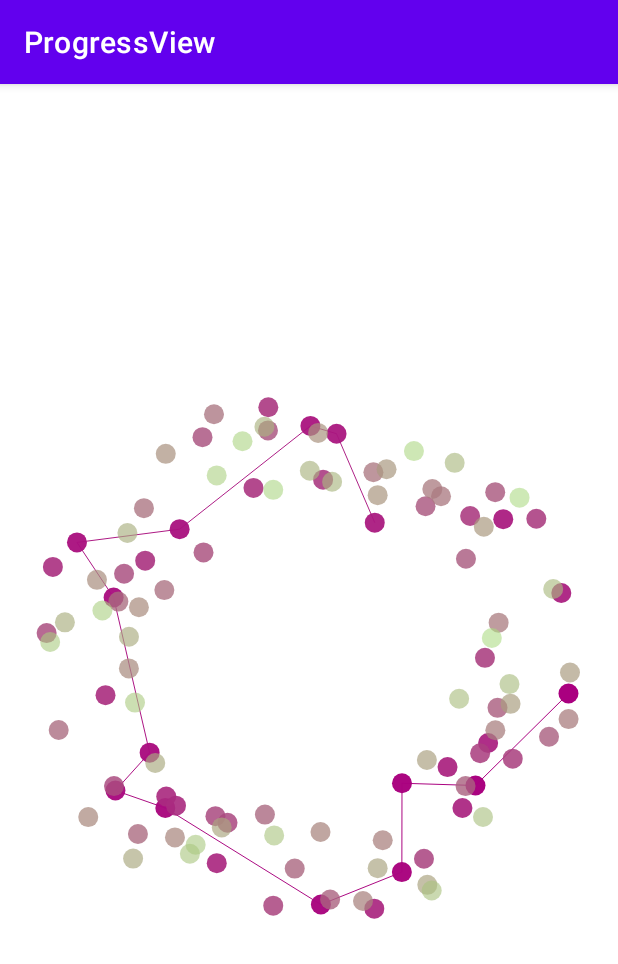
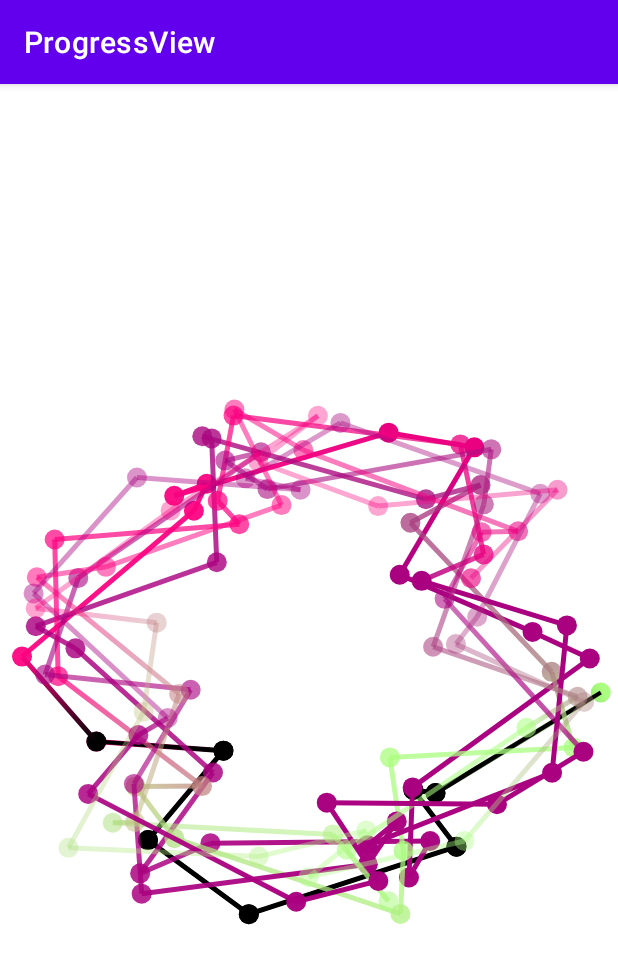
Before and after one commit to zorin-egor/ProgressViewSample, an Android app: the screen it shows after launch (MainActivity), on a phone screen of 412 x 824 dp. Shown: the top 964 px of the screen. Run offline under Robolectric (Android 15) with nearby library versions, the phone set to English and light mode, and no system bars.

Commit message:
Dev view

```diff
--- a/app/src/main/res/layout/activity_main.xml
+++ b/app/src/main/res/layout/activity_main.xml
@@ -10,10 +10,12 @@
         android:id="@+id/progressView"
         android:layout_width="wrap_content"
         android:layout_height="wrap_content"
-        app:fromProgress="1"
-        app:toProgress="1"
-        app:startProgress="1"
-        app:colorProgress="@color/black"
+        app:from_progress="0"
+        app:to_progress="100"
+        app:start_progress="0"
+        app:color_progress="@color/black"
+        app:type_progress="one"
+        app:color_random_background="true"
         app:layout_constraintBottom_toBottomOf="parent"
         app:layout_constraintLeft_toLeftOf="parent"
         app:layout_constraintRight_toRightOf="parent"
--- a/library/build.gradle
+++ b/library/build.gradle
@@ -1,6 +1,7 @@
 plugins {
     id 'com.android.library'
     id 'kotlin-android'
+    id 'kotlin-parcelize'
 }
 
 android {
--- a/library/src/main/java/com/sample/progressview/ProgressView.kt
+++ b/library/src/main/java/com/sample/progressview/ProgressView.kt
@@ -2,26 +2,21 @@ package com.sample.progressview
 
 import android.content.Context
 import android.graphics.Canvas
-import android.graphics.Color
 import android.os.Parcelable
 import android.util.AttributeSet
 import android.view.View
-import com.sample.progressview.models.Cycloid
+import androidx.core.content.ContextCompat
+import com.sample.progressview.models.Draw
+import com.sample.progressview.models.cycloid.Cycloid
 
 
 class ProgressView : View {
 
-    companion object {
-        private const val PROGRESS_FROM = 0
-        private const val PROGRESS_TO = 100
-        private const val PROGRESS_START = 0
-        private const val PROGRESS_COLOR = Color.BLACK
-    }
-
-    private val particles = Cycloid()
+    private val cycloid: Draw
 
     init {
         if (id == NO_ID) throw IllegalArgumentException("You must set the id to work correctly")
+        isSaveEnabled = true
     }
 
     constructor(context: Context) : this(context, null)
@@ -31,31 +26,63 @@ class ProgressView : View {
     constructor(context: Context, attrs: AttributeSet?, defStyleAttr: Int) : this(context, attrs, defStyleAttr, 0)
 
     constructor(context: Context, attrs: AttributeSet?, defStyleAttr: Int, defStyleRes: Int) : super(context, attrs, defStyleAttr, defStyleRes) {
+        var from = context.resources.getInteger(R.integer.progress_view_from)
+        var to = context.resources.getInteger(R.integer.progress_view_to)
+        var start = context.resources.getInteger(R.integer.progress_view_start)
+        var backgroundColor = ContextCompat.getColor(context, R.color.progress_view_background)
+        var progressColor = ContextCompat.getColor(context, R.color.progress_view_progress)
+        var isBackgroundColorRandom = context.resources.getBoolean(R.bool.progress_view_color_random_background)
+        var isCountDown = context.resources.getBoolean(R.bool.progress_view_count_down)
+        var type = Cycloid.Type.One
+
         attrs?.let { context.obtainStyledAttributes(attrs, R.styleable.ProgressView) }
-            ?.let {
-                particles.from = it.getInt(R.styleable.ProgressView_fromProgress, PROGRESS_FROM)
-                particles.to = it.getInt(R.styleable.ProgressView_toProgress, PROGRESS_TO)
-                particles.start = it.getInt(R.styleable.ProgressView_startProgress, PROGRESS_START)
-                particles.color = it.getInt(R.styleable.ProgressView_colorProgress, PROGRESS_COLOR)
+            ?.also {
+                from = it.getInt(R.styleable.ProgressView_from_progress, from)
+                to = it.getInt(R.styleable.ProgressView_to_progress, to)
+                start = it.getInt(R.styleable.ProgressView_start_progress, start)
+                backgroundColor = it.getInt(R.styleable.ProgressView_color_background, backgroundColor)
+                progressColor = it.getInt(R.styleable.ProgressView_color_progress, progressColor)
+                isBackgroundColorRandom = it.getBoolean(R.styleable.ProgressView_color_random_background, isBackgroundColorRandom)
+                isCountDown = it.getBoolean(R.styleable.ProgressView_count_down, isCountDown)
+                type = Cycloid.Type.values()
+                    .getOrNull(it.getInt(R.styleable.ProgressView_type_progress, Cycloid.Type.One.ordinal))
+                    ?: type
+                it.recycle()
             }
+
+        cycloid = Cycloid(
+            type = type,
+            from = from,
+            to = to,
+            start = start,
+            isBackgroundColorRandom = isBackgroundColorRandom,
+            isCountDown = isCountDown,
+            backgroundColor = backgroundColor,
+            progressColor = progressColor
+        )
     }
 
-    override fun onSaveInstanceState(): Parcelable? {
-        return super.onSaveInstanceState()
+    override fun onSaveInstanceState(): Parcelable {
+        return ProgressViewState(super.onSaveInstanceState(), cycloid.onSave())
     }
 
     override fun onRestoreInstanceState(state: Parcelable?) {
-        super.onRestoreInstanceState(state)
+        super.onRestoreInstanceState(when(state) {
+            is ProgressViewState -> {
+                cycloid.onRestore(state.state)
+                state.parcelable
+            }
+            else -> state
+        })
     }
 
     override fun onSizeChanged(w: Int, h: Int, oldw: Int, oldh: Int) {
         super.onSizeChanged(w, h, oldw, oldh)
-        particles.onSizeChanged(w, h)
+        cycloid.onSizeChanged(w, h)
     }
 
     override fun onDraw(canvas: Canvas?) {
-        canvas?.let(particles::onDraw)
-//        invalidate()
+        canvas?.let(cycloid::onDraw)
         postInvalidateDelayed(10)
     }
 }
--- /dev/null
+++ b/library/src/main/java/com/sample/progressview/ProgressViewState.kt
@@ -0,0 +1,11 @@
+package com.sample.progressview
+
+import android.os.Parcelable
+import android.view.View
+import kotlinx.parcelize.Parcelize
+
+@Parcelize
+internal class ProgressViewState(
+    val parcelable: Parcelable?,
+    val state: Parcelable?
+) : View.BaseSavedState(parcelable)
--- a/library/src/main/java/com/sample/progressview/models/Cycloid.kt
+++ /dev/null
@@ -1,177 +0,0 @@
-package com.sample.progressview.models
-
-import android.graphics.*
-import kotlin.math.PI
-import kotlin.math.abs
-import kotlin.math.cos
-import kotlin.math.sin
-
-class Cycloid : Draw {
-
-    companion object {
-        private const val LINE_TIMER = 100
-        private const val PARTICLES_DELTA = 0.4f
-        private const val RADIUS_MAX = 0.35f
-        private const val RADIUS_MIN = 0.25f
-        private const val RADIUS_DELTA = 0.001f
-    }
-
-    enum class Type(val x1: Float, val y1: Float, val x2: Float, val y2: Float) {
-        One(4.938000f, 2.456000f, 4.593000f, 4.913000f),
-        Two(1.286000f, 4.242000f, 1.286000f, 4.242000f), // +
-        Three(4.283176f, 3.518178f, 3.683177f, 3.668177f),
-        Four(2.150000f, 2.299000f, 2.150000f, 2.299000f),
-        Five(4.066366f, 3.216887f, 3.216887f, 4.066366f),
-        Six(3.104000f, 4.681000f, 3.104000f, 4.681000f), // +
-        Seven(3.019000f, 2.913000f, 3.019000f, 2.913000f), // +
-        Eight(3.216887f, 4.066366f, 3.216887f, 4.066366f), // +
-        Nine(1.870000f, 2.955000f, 0.935000f, 3.385000f), // +
-        Ten(4.216887f, 4.216887f, 5.066366f, 5.066366f),
-    }
-
-    var count: Int = 110
-    var type = Type.Ten
-    var from: Int = 0
-    var to: Int = 0
-    var start: Int = 0
-    var color: Int = 0
-
-    private val points = ArrayList<Particle>(count)
-    private var totalSpeed: Float = 0.0f
-    private var deltaSpeed: Float = 0.01f
-    private var totalRadius: Float = RADIUS_MAX
-    private var deltaRadius: Float = RADIUS_DELTA
-
-    private var lineTimeUpdate: Long = 0
-    private var lineShiftIndexUpdate: Int = 0
-    private var lineTotalIndexUpdate: Int = 0
-
-    private var width: Int = 0
-        get() = if (field > 0) field else throw IllegalStateException("Width must be more than zero")
-
-    private var height: Int = 0
-        get() = if (field > 0) field else throw IllegalStateException("Height must be more than zero")
-
-    private val isLineTimeUpdate: Boolean
-        get() = System.currentTimeMillis() - lineTimeUpdate > LINE_TIMER
-
-    private val sizeCoefficient: Float
-        get() = width.toFloat() / height.toFloat()
-
-    private val center: Point
-        get() = Point(width / 2, height / 2)
-
-    private val radius: PointF
-        get() = if (sizeCoefficient > 1.0) {
-            PointF(width.toFloat() * totalRadius / sizeCoefficient, height.toFloat() * totalRadius)
-        } else {
-            PointF(width.toFloat() * totalRadius, height.toFloat() * totalRadius * sizeCoefficient)
-        }
-
-    private val linePaint: Paint = Paint().also { paint ->
-        paint.color = Color.BLACK
-        paint.strokeWidth = 2.0f
-    }
-
-    private val testPaint: Paint = Paint().also { paint ->
-        paint.color = Color.RED
-        paint.strokeWidth = 20.0f
-    }
-
-    private fun setParticles() {
-        var delta = 0.0f
-        val colorStep = 255 / count
-        var colorValue = 0
-        val alphaStep = 1
-        var alphaValue = 255
-
-        repeat(count) { index ->
-            points.add(Particle(
-                delta = delta,
-                paint = Paint().apply {
-                    this.color = Color.argb(alphaValue, 170, colorValue, 128)
-                }
-            ).also(::setParticle))
-
-            delta += PARTICLES_DELTA
-            colorValue += colorStep
-            alphaValue = if (alphaValue > 255 / 2) alphaValue - alphaStep else alphaValue
-        }
-    }
-
-    private fun setSpeed() {
-        if (abs(totalSpeed - 2 * PI) < 0.001) totalSpeed = 0.0f
-        totalSpeed += deltaSpeed
-    }
-
-    private fun setRadius() {
-        deltaRadius *= if (totalRadius > RADIUS_MAX || totalRadius < RADIUS_MIN) -1.0f else 1.0f
-        totalRadius += deltaRadius
-    }
-
-    private fun setParticle(particle: Particle) {
-        particle.x = center.x + radius.x * (cos(particle.delta + totalSpeed) + cos(type.x1 * (particle.delta + totalSpeed)) / type.y1)
-        particle.y = center.y + radius.y * (sin(particle.delta + totalSpeed) + sin(type.x2 * (particle.delta + totalSpeed)) / type.y2)
-    }
-
-    override fun onSizeChanged(width: Int, height: Int) {
-        this.width = width
-        this.height = height
-        setParticles()
-    }
-
-    override fun onDraw(canvas: Canvas) {
-
-        var count = lineTotalIndexUpdate
-
-        setSpeed()
-        setRadius()
-
-        repeat(points.size / 2) { index ->
-            val firstIndex = index * 2
-            val secondIndex = index * 2 + 1
-            val first = points[firstIndex]
-            val second = points[secondIndex]
-
-            setParticle(first)
-            setParticle(second)
-
-            first.onDraw(canvas)
-            second.onDraw(canvas)
-
-            if (count-- > 0) {
-                canvas.drawLine(first.x, first.y, second.x, second.y, first.paint)
-
-                if (index > 0) {
-                    val previous = points[index * 2 - 1]
-                    canvas.drawLine(previous.x, previous.y, first.x, first.y, previous.paint)
-                }
-            }
-        }
-
-        if (points.size % 2 != 0) {
-            val last = points.last()
-            setParticle(last)
-            last.onDraw(canvas)
-
-            if (points.lastIndex > 0) {
-                val previous = points[points.lastIndex - 1]
-                canvas.drawLine(last.x, last.y, previous.x, previous.y, previous.paint)
-            }
-        }
-
-        if (points.size > 2 && lineTotalIndexUpdate >= points.lastIndex) {
-            val first = points.first()
-            val last = points.last()
-            canvas.drawLine(first.x, first.y, last.x, last.y, testPaint)
-        }
-
-        if (isLineTimeUpdate && lineTotalIndexUpdate < points.lastIndex) {
-            lineTimeUpdate = System.currentTimeMillis()
-            ++lineTotalIndexUpdate
-        }
-
-        lineShiftIndexUpdate = if (lineShiftIndexUpdate >= points.lastIndex) 0 else lineShiftIndexUpdate + 1
-    }
-
-}
--- a/library/src/main/java/com/sample/progressview/models/Draw.kt
+++ b/library/src/main/java/com/sample/progressview/models/Draw.kt
@@ -1,10 +1,15 @@
 package com.sample.progressview.models
 
 import android.graphics.Canvas
+import android.os.Parcelable
 
-interface Draw {
+internal interface Draw {
 
     fun onSizeChanged(width: Int, height: Int) {}
+
+    fun onSave(): Parcelable? = null
+
+    fun onRestore(state: Parcelable?) {}
 
     fun onDraw(canvas: Canvas)
 
--- /dev/null
+++ b/library/src/main/java/com/sample/progressview/models/cycloid/Cycloid.kt
@@ -0,0 +1,214 @@
+package com.sample.progressview.models.cycloid
+
+import android.graphics.*
+import android.os.Parcelable
+import androidx.annotation.ColorInt
+import com.sample.progressview.models.Draw
+import com.sample.progressview.models.particle.Particle
+import kotlin.math.PI
+import kotlin.math.abs
+import kotlin.math.cos
+import kotlin.math.sin
+
+internal class Cycloid(
+    private val type: Cycloid.Type,
+    private val from: Int,
+    private val to: Int,
+    private val start: Int,
+    private val isBackgroundColorRandom: Boolean,
+    private val isCountDown: Boolean,
+    private @ColorInt var backgroundColor: Int = Color.TRANSPARENT,
+    private @ColorInt var progressColor: Int = Color.TRANSPARENT
+) : Draw {
+
+    companion object {
+        private const val COUNT = 110
+        private const val LINE_TIMER = 100
+        private const val PARTICLES_DELTA = 0.4f
+        private const val RADIUS_MAX = 0.35f
+        private const val RADIUS_MIN = 0.25f
+        private const val RADIUS_DELTA = 0.001f
+        private const val ALPHA_START = 255
+        private const val COLOR_STEP = 1
+        private const val DELTA_SPEED = 0.01f
+    }
+
+    enum class Type(val x1: Float, val y1: Float, val x2: Float, val y2: Float) {
+        One(4.938000f, 2.456000f, 4.593000f, 4.913000f),
+        Two(1.286000f, 4.242000f, 1.286000f, 4.242000f), // +
+        Three(4.283176f, 3.518178f, 3.683177f, 3.668177f),
+        Four(2.150000f, 2.299000f, 2.150000f, 2.299000f),
+        Five(4.066366f, 3.216887f, 3.216887f, 4.066366f),
+        Six(3.104000f, 4.681000f, 3.104000f, 4.681000f), // +
+        Seven(3.019000f, 2.913000f, 3.019000f, 2.913000f), // +
+        Eight(3.216887f, 4.066366f, 3.216887f, 4.066366f), // +
+        Nine(1.870000f, 2.955000f, 0.935000f, 3.385000f), // +
+        Ten(4.216887f, 4.216887f, 5.066366f, 5.066366f),
+    }
+
+    private val points = ArrayList<Particle>(COUNT)
+    private var totalSpeed: Float = 0.0f
+    private var deltaSpeed: Float = DELTA_SPEED
+    private var totalRadius: Float = RADIUS_MAX
+    private var deltaRadius: Float = RADIUS_DELTA
+    private var timeProgress: Long = 0
+    private var indexProgress: Int = 0
+
+    private var width: Int = 0
+        get() = if (field > 0) field else throw IllegalStateException("Width must be more than zero")
+
+    private var height: Int = 0
+        get() = if (field > 0) field else throw IllegalStateException("Height must be more than zero")
+
+    private val isTimeProgress: Boolean
+        get() = System.currentTimeMillis() - timeProgress > LINE_TIMER
+
+    private val sizeCoefficient: Float
+        get() = width.toFloat() / height
+
+    private val center: Point
+        get() = Point(width / 2, height / 2)
+
+    private val radius: PointF
+        get() = if (sizeCoefficient > 1.0) {
+            PointF(width.toFloat() * totalRadius / sizeCoefficient, height.toFloat() * totalRadius)
+        } else {
+            PointF(width.toFloat() * totalRadius, height.toFloat() * totalRadius * sizeCoefficient)
+        }
+
+    private val progressPaint: Paint = Paint().also { paint ->
+        paint.color = progressColor
+        paint.strokeWidth = 4.0f
+    }
+
+    private val headProgressPaint: Paint = Paint().also { paint ->
+        paint.color = Color.RED
+        paint.strokeWidth = 10.0f
+    }
+
+    private val testPaint: Paint = Paint().also { paint ->
+        paint.color = Color.RED
+        paint.strokeWidth = 20.0f
+    }
+
+    private fun setParticles() {
+        var delta = 0.0f
+        var colorValue = 255
+        var alphaValue = ALPHA_START
+        val colorStep = COLOR_STEP
+        val alphaStep = COLOR_STEP
+
+        (0 until COUNT).forEach { index ->
+            points.add(Particle(
+                delta = delta,
+                paint = Paint().apply {
+                    this.color = Color.argb(alphaValue, 170, colorValue, 128)
+                }
+            ).also(::setParticleXY))
+
+            delta += PARTICLES_DELTA
+            colorValue += if (colorValue > 255 / 2) colorValue - colorStep else colorValue
+            alphaValue = if (alphaValue > 255 / 2) alphaValue - alphaStep else alphaValue
+        }
+    }
+
+    private fun setSpeed() {
+        if (abs(totalSpeed - 2 * PI) < 0.001) totalSpeed = 0.0f
+        totalSpeed += deltaSpeed
+    }
+
+    private fun setRadius() {
+        deltaRadius *= if (totalRadius > RADIUS_MAX || totalRadius < RADIUS_MIN) -1.0f else 1.0f
+        totalRadius += deltaRadius
+    }
+
+    @Suppress("NOTHING_TO_INLINE")
+    private inline fun setParticleXY(particle: Particle) {
+        particle.x = center.x + radius.x * (cos(particle.delta + totalSpeed) +
+                cos(type.x1 * (particle.delta + totalSpeed)) / type.y1)
+        particle.y = center.y + radius.y * (sin(particle.delta + totalSpeed) +
+                sin(type.x2 * (particle.delta + totalSpeed)) / type.y2)
+    }
+
+    private fun setProgress() {
+        if (isTimeProgress && indexProgress < points.lastIndex) {
+            timeProgress = System.currentTimeMillis()
+            ++indexProgress
+        }
+    }
+
+    private fun draw(canvas: Canvas) {
+        points.forEachIndexed { index, particle ->
+            setParticleXY(particle)
+            particle.onDraw(canvas)
+
+            if (index > 0) {
+                // Draw connect line
+                val previous = points[index - 1]
+                previous.paint.strokeWidth = 5.0f
+                previous.paint.shader = LinearGradient(
+                    previous.x, previous.y,
+                    particle.x, particle.y,
+                    previous.paint.color, particle.paint.color,
+                    Shader.TileMode.CLAMP
+                )
+                canvas.drawLine(previous.x, previous.y, particle.x, particle.y, previous.paint)
+
+                // Draw progress
+                if (index in 1..indexProgress) {
+//                    progressPaint.shader = LinearGradient(
+//                        previous.x, previous.y,
+//                        particle.x, particle.y,
+//                        previous.paint.color, particle.paint.color,
+//                        Shader.TileMode.CLAMP
+//                    )
+                    particle.paint.set(progressPaint)
+                    particle.onDraw(canvas)
+                    canvas.drawLine(previous.x, previous.y, particle.x, particle.y, progressPaint)
+                }
+            }
+        }
+
+        // Draw close line
+        if (points.size > 2 && indexProgress >= points.lastIndex) {
+            points.first().paint.set(progressPaint)
+            canvas.drawLine(points.first().x, points.first().y, points.last().x, points.last().y, progressPaint)
+        }
+    }
+
+    override fun onSizeChanged(width: Int, height: Int) {
+        this.width = width
+        this.height = height
+        setParticles()
+    }
+
+    override fun onSave(): Parcelable? {
+        return CycloidState(
+            totalSpeed = totalSpeed,
+            deltaSpeed = deltaSpeed,
+            totalRadius = totalRadius,
+            deltaRadius = deltaRadius,
+            timeProgress = timeProgress,
+            indexProgress = indexProgress
+        )
+    }
+
+    override fun onRestore(state: Parcelable?) {
+        if (state is CycloidState) {
+            totalSpeed = state.totalSpeed
+            deltaSpeed = state.deltaSpeed
+            totalRadius = state.totalRadius
+            deltaRadius = state.deltaRadius
+            timeProgress = state.timeProgress
+            indexProgress = state.indexProgress
+        }
+    }
+
+    override fun onDraw(canvas: Canvas) {
+        setSpeed()
+        setRadius()
+        draw(canvas)
+        setProgress()
+    }
+
+}
--- /dev/null
+++ b/library/src/main/java/com/sample/progressview/models/cycloid/CycloidState.kt
@@ -0,0 +1,14 @@
+package com.sample.progressview.models.cycloid
+
+import android.os.Parcelable
+import kotlinx.parcelize.Parcelize
+
+@Parcelize
+internal data class CycloidState(
+    val totalSpeed: Float,
+    val deltaSpeed: Float,
+    val totalRadius: Float,
+    val deltaRadius: Float,
+    val timeProgress: Long,
+    val indexProgress: Int,
+) : Parcelable
--- a/library/src/main/java/com/sample/progressview/models/Particle.kt
+++ b/library/src/main/java/com/sample/progressview/models/particle/Particle.kt
@@ -1,9 +1,10 @@
-package com.sample.progressview.models
+package com.sample.progressview.models.particle
 
 import android.graphics.Canvas
 import android.graphics.Paint
+import com.sample.progressview.models.Draw
 
-data class Particle(
+internal data class Particle(
     var x: Float = 0.0f,
     var y: Float = 0.0f,
     var radius: Float = 10.0f,
@@ -14,4 +15,5 @@ data class Particle(
     override fun onDraw(canvas: Canvas) {
         canvas.drawCircle(x, y, radius, paint)
     }
+
 }
--- a/library/src/main/res/values/attrs.xml
+++ b/library/src/main/res/values/attrs.xml
@@ -1,9 +1,18 @@
 <?xml version="1.0" encoding="utf-8"?>
 <resources>
     <declare-styleable name="ProgressView">
-        <attr name="startProgress" format="integer" />
-        <attr name="fromProgress" format="integer" />
-        <attr name="toProgress" format="integer" />
-        <attr name="colorProgress" format="color" />
+        <attr name="start_progress" format="integer" />
+        <attr name="from_progress" format="integer" />
+        <attr name="to_progress" format="integer" />
+        <attr name="count_down" format="boolean" />
+        <attr name="color_random_background" format="boolean" />
+        <attr name="color_background" format="color" />
+        <attr name="color_progress" format="color" />
+        <attr name="type_progress" format="enum">
+            <enum name="one" value="0"/>
+            <enum name="two" value="1"/>
+            <enum name="three" value="2"/>
+            <enum name="four" value="3"/>
+        </attr>
     </declare-styleable>
 </resources>
--- /dev/null
+++ b/library/src/main/res/values/colors.xml
@@ -0,0 +1,5 @@
+<?xml version="1.0" encoding="utf-8"?>
+<resources>
+    <color name="progress_view_background">#088A00</color>
+    <color name="progress_view_progress">#0022FF</color>
+</resources>
--- /dev/null
+++ b/library/src/main/res/values/dimens.xml
@@ -0,0 +1,10 @@
+<?xml version="1.0" encoding="utf-8"?>
+<resources>
+    <dimen name="progress_view_particle_radius">10dp</dimen>
+    <dimen name="progress_view_line_width">2dp</dimen>
+    <integer name="progress_view_from">0</integer>
+    <integer name="progress_view_to">100</integer>
+    <integer name="progress_view_start">@integer/progress_view_from</integer>
+    <bool name="progress_view_color_random_background">false</bool>
+    <bool name="progress_view_count_down">false</bool>
+</resources>
```
